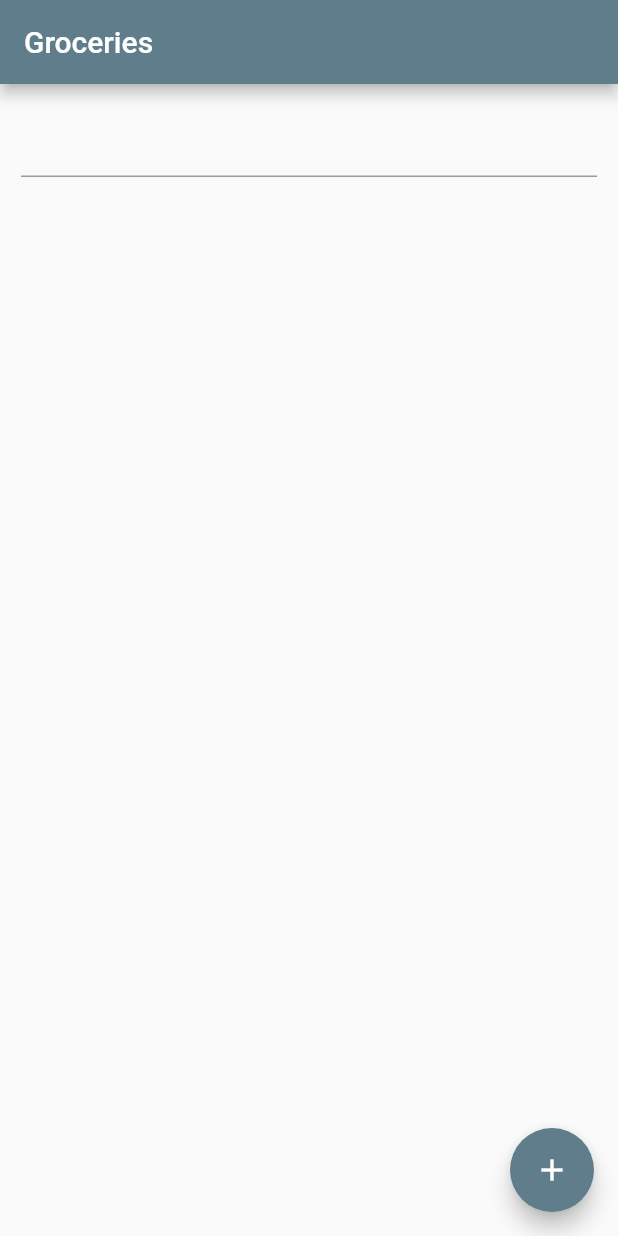
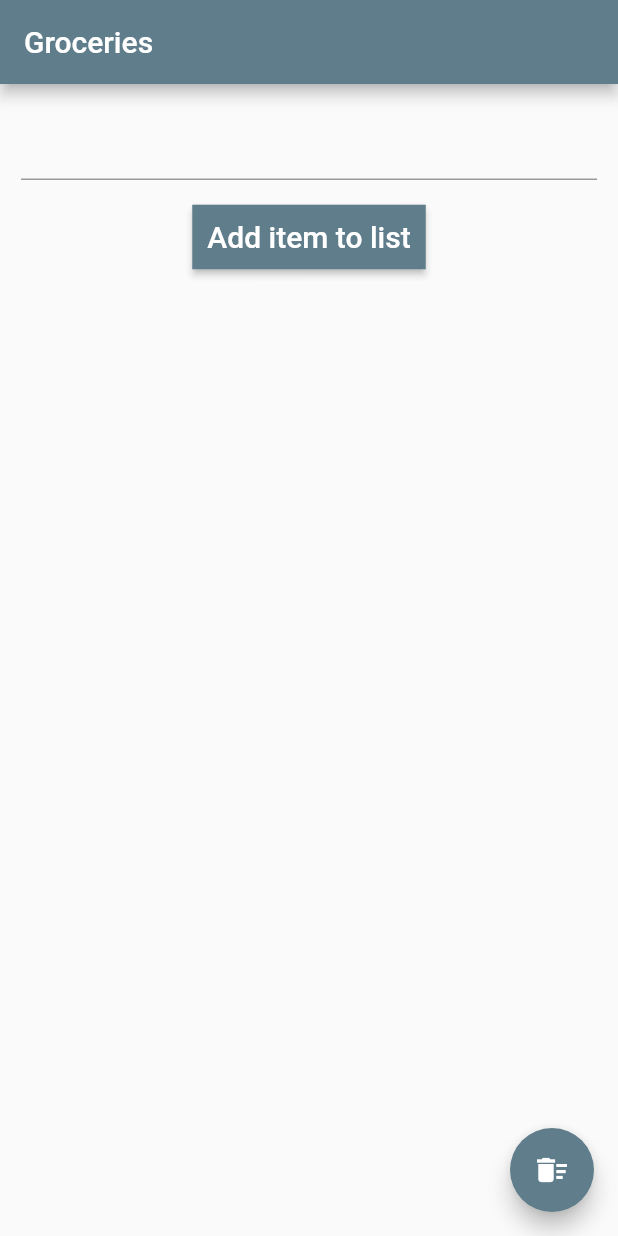
Before and after one commit to xiong-xiong/simple_shopping_list, a Flutter app: the screen it shows after launch, on a phone screen of 412 x 824 dp. Run offline on Flutter 3.47's test engine with Material 2 defaults, Android fonts, the phone set to English and light mode, and no system bars.

Commit message:
plenty of styling

```diff
--- a/lib/main.dart
+++ b/lib/main.dart
@@ -29,6 +29,13 @@ class Home extends StatefulWidget {
 
 class _HomeState extends State<Home> {
   List _listItems = [];
+
+  void _resetlistItems() {
+    setState(() {
+      _listItems = [];
+      formController.text = "";
+    });
+  }
 
   void _addlistItems() {
     setState(() {
@@ -65,11 +72,33 @@ class _HomeState extends State<Home> {
           Padding(
               padding: const EdgeInsets.all(14.0),
               child: TextFormField(
+                style: TextStyle(
+                  fontWeight: FontWeight.normal,
+                  fontSize: 22,
+                ),
                 controller: formController,
                 onFieldSubmitted: _submitlistItems,
               )),
+          RaisedButton(
+            onPressed: _addlistItems,
+            textColor: Colors.white,
+            padding: const EdgeInsets.all(0.0),
+            child: Container(
+              padding: const EdgeInsets.all(10.0),
+              decoration: const BoxDecoration(
+                gradient: LinearGradient(
+                  colors: <Color>[
+                    Colors.blueGrey,
+                    Colors.blueGrey,
+                  ],
+                ),
+              ),
+              child: const Text('Add item to list',
+                  style: TextStyle(fontSize: 20)),
+            ),
+          ),
           SizedBox(
-            height: 400,
+            height: 600,
             child: ListView.builder(
               itemCount: _listItems.length,
               itemBuilder: (context, index) {
@@ -78,7 +107,25 @@ class _HomeState extends State<Home> {
                   key: ObjectKey(_listItems[index]),
                   child: Container(
                     padding: EdgeInsets.all(20.0),
-                    child: Text(_listItems[index]),
+                    decoration: BoxDecoration(
+                      border: Border(
+                        bottom: BorderSide(
+                          color: Colors.black12,
+                          width: 1.0,
+                        ),
+                      ),
+                    ),
+                    child: Row(
+                      children: <Widget>[
+                        Text(
+                          _listItems[index],
+                          style: TextStyle(
+                            fontWeight: FontWeight.normal,
+                            fontSize: 22,
+                          ),
+                        ),
+                      ],
+                    ),
                   ),
                   onDismissed: (direction) {
                     var item = _listItems.elementAt(index);
@@ -102,9 +149,9 @@ class _HomeState extends State<Home> {
       ),
 
       floatingActionButton: FloatingActionButton(
-        onPressed: _addlistItems,
-        tooltip: 'Add item',
-        child: Icon(Icons.add),
+        onPressed: _resetlistItems,
+        tooltip: 'Reset',
+        child: Icon(Icons.delete_sweep),
       ), // This trailing comma makes auto-formatting nicer for build methods.
     );
   }
```
